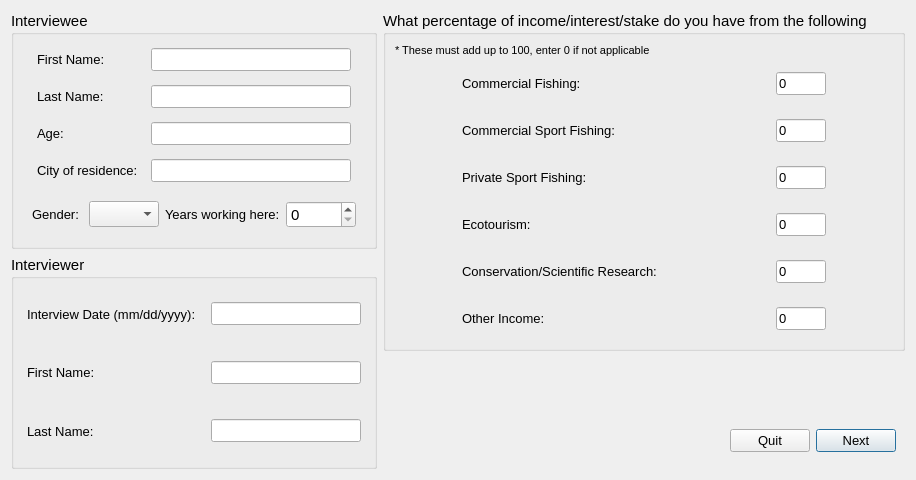
First picture: the form in cobi_loreto/Interview/interviewstart.ui, repository Ecotrust/openoceanmap-desktop, before the edit.
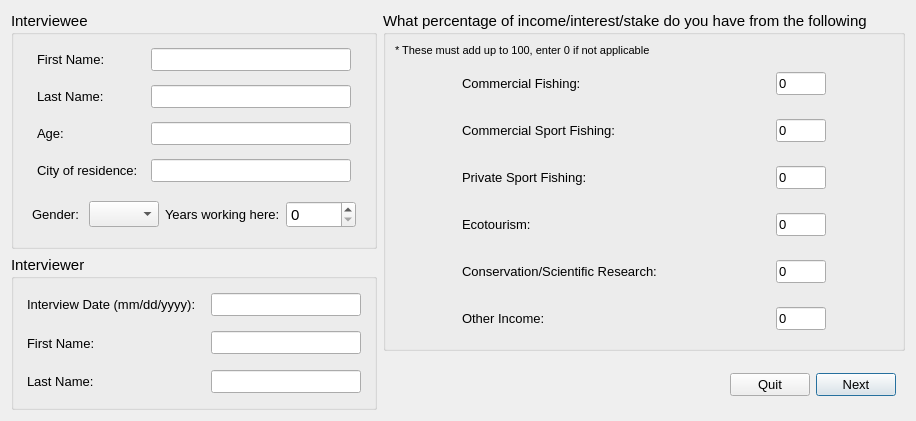
Second picture: the form after the edit.

What changed in the file:
```diff
--- a/cobi_loreto/Interview/interviewstart.ui
+++ b/cobi_loreto/Interview/interviewstart.ui
@@ -6,8 +6,8 @@
    <rect>
     <x>0</x>
     <y>0</y>
-    <width>893</width>
-    <height>480</height>
+    <width>902</width>
+    <height>421</height>
    </rect>
   </property>
   <property name="windowTitle" >
```
Left out of the diff: 81 changed lines with no effect on the pictures.
